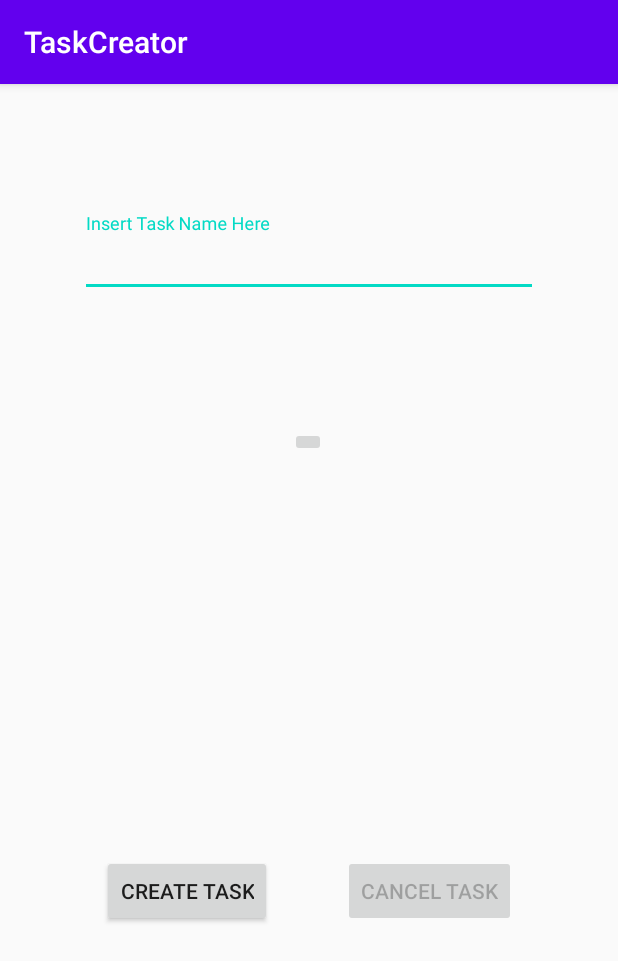
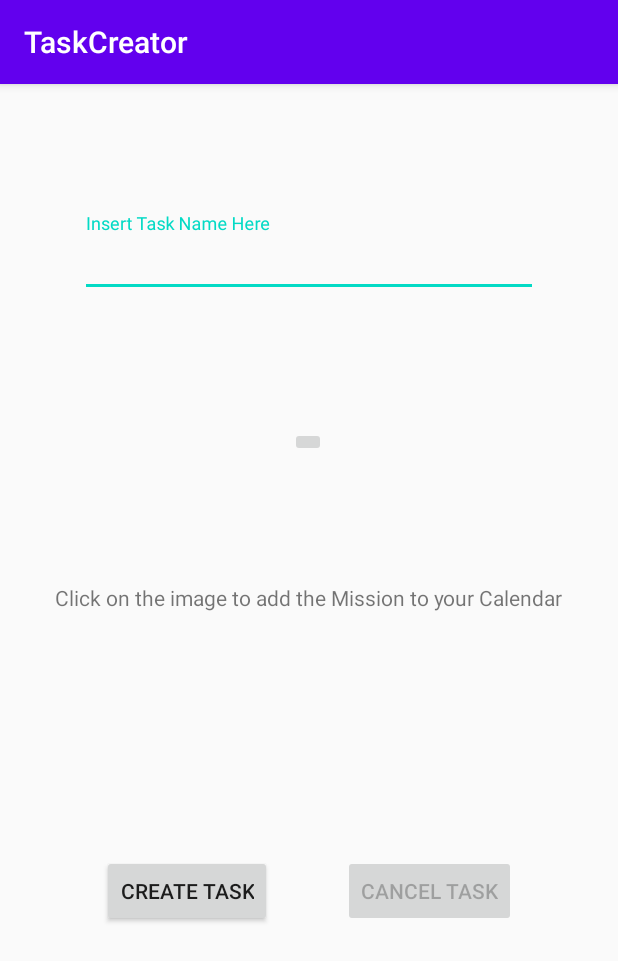
Before and after one commit to sunder-012/HeroHabit, an Android app: the TaskCreator screen opened directly, with no data from a screen before it, after a tap on "@string:calendar_content_description", on a phone screen of 412 x 824 dp. Shown: the top 961 px of the screen. Run offline under Robolectric (Android 15) with nearby library versions, the phone set to English and light mode, and no system bars.

Commit message:
FEAT: Progrees in TaskCreator Behaviour
- Now the imagebutton sends the task name to the Calendar app to pre-create an event
- getIntent written to receive the userId
- String insertQuery created
- Mission class added

```diff
--- a/app/src/main/java/com/example/herohabit/TaskCreator.java
+++ b/app/src/main/java/com/example/herohabit/TaskCreator.java
@@ -2,7 +2,9 @@ package com.example.herohabit;
 
 import androidx.appcompat.app.AppCompatActivity;
 import android.content.Intent;
+import android.database.sqlite.SQLiteDatabase;
 import android.os.Bundle;
+import android.provider.CalendarContract;
 import android.text.Editable;
 import android.text.TextWatcher;
 import android.view.View;
@@ -16,7 +18,9 @@ public class TaskCreator extends AppCompatActivity {
     private TextInputEditText inputTaskName;
     private Button buttonCreateTask;
     private ImageButton imageButtonCalendar;
-
+    private SQLiteDatabase db;
+    private int userId;
+    private String taskName;
     @Override
     protected void onCreate(Bundle savedInstanceState) {
         super.onCreate(savedInstanceState);
@@ -29,11 +33,20 @@ public class TaskCreator extends AppCompatActivity {
         // Initially, disable the button
         buttonCreateTask.setEnabled(false);
 
+        // Retrieve the user ID from the intent
+        /*
+        Intent intent = getIntent();
+        if (intent.hasExtra("user_id")) {
+            userId = intent.getIntExtra("user_id", -1); // -1 is the default value if the key is not found
+        } else {
+            Toast.makeText(v.getContext(), "User ID not provided", Toast.LENGTH_SHORT).show();
+        }
+         */
+
         // Add a TextWatcher to the input field
         inputTaskName.addTextChangedListener(new TextWatcher() {
             @Override
             public void beforeTextChanged(CharSequence s, int start, int count, int after) {
-                // Not needed for this example
             }
             @Override
             public void onTextChanged(CharSequence s, int start, int before, int count) {
@@ -44,27 +57,40 @@ public class TaskCreator extends AppCompatActivity {
             }
             @Override
             public void afterTextChanged(Editable s) {
-                // Not needed for this example
             }
         });
-
 
         // Set an OnClickListener for the ImageButton to open the calendar with a chooser
         imageButtonCalendar.setOnClickListener(new View.OnClickListener() {
             @Override
             public void onClick(View v) {
-                // Create an implicit intent to open the calendar app
-                //v.getContext(),TaskCreator.class
-                Intent calendarIntent = new Intent();
-                calendarIntent.setAction(Intent.ACTION_VIEW);
-                calendarIntent.setType("vnd.android.cursor.item/event");
+                // Get the task name
+                taskName = inputTaskName.getText().toString();
+                // Create an implicit intent to open the calendar app with an event with the tas name as title
+                Intent calendarIntent = new Intent(Intent.ACTION_INSERT)
+                        .setData(CalendarContract.Events.CONTENT_URI)
+                        .putExtra(CalendarContract.Events.TITLE, taskName);
                 // Create a chooser dialog
                 Intent chooser = Intent.createChooser(calendarIntent, "Choose Calendar App");
-
+                // Start the Activity
                 if(chooser.resolveActivity( v.getContext().getPackageManager())!=null){
                     v.getContext().startActivity(chooser);
-                } else
+                } else{
                     Toast.makeText( v.getContext(), "No calendar apps found", Toast.LENGTH_SHORT).show();
+                }
+            }
+        });
+
+        buttonCreateTask.setOnClickListener(new View.OnClickListener(){
+            @Override
+            public void onClick(View v) {
+                // Get the task name
+                taskName = inputTaskName.getText().toString();
+                // Create the insert String
+                String insertQuery = "";
+                //String insertQuery = "INSERT INTO " + MISSION + " (" + userId+ ", " + taskname + ") VALUES ('" + username + "', '" + password + "', " + experience + ");";;
+                // Execute the query
+                db.execSQL(insertQuery);
             }
         });
     }
--- a/app/src/main/res/layout/activity_task_creator.xml
+++ b/app/src/main/res/layout/activity_task_creator.xml
@@ -57,4 +57,15 @@
             android:hint="@string/task_creator_hint" />
     </com.google.android.material.textfield.TextInputLayout>
 
+    <TextView
+        android:id="@+id/lblInfoCalendar"
+        android:layout_width="wrap_content"
+        android:layout_height="wrap_content"
+        android:text="@string/info_calendar"
+        app:layout_constraintBottom_toBottomOf="parent"
+        app:layout_constraintEnd_toEndOf="parent"
+        app:layout_constraintStart_toStartOf="parent"
+        app:layout_constraintTop_toBottomOf="@+id/imageButtonCalendar"
+        app:layout_constraintVertical_bias="0.168" />
+
 </androidx.constraintlayout.widget.ConstraintLayout>
--- a/app/src/main/res/values/strings.xml
+++ b/app/src/main/res/values/strings.xml
@@ -6,4 +6,5 @@
     <string name="calendar_content_description">Calendar Icon that launches the Calendar app</string>
     <string name="task_creator_hint">Insert Task Name Here</string>
     <string name="no_calendar">There are not Calendar App</string>
+    <string name="info_calendar">Click on the image to add the Mission to your Calendar</string>
 </resources>
```
Also changed, not shown: app/src/main/java/com/example/herohabit/Mission.java (added, +41 -0 lines).
